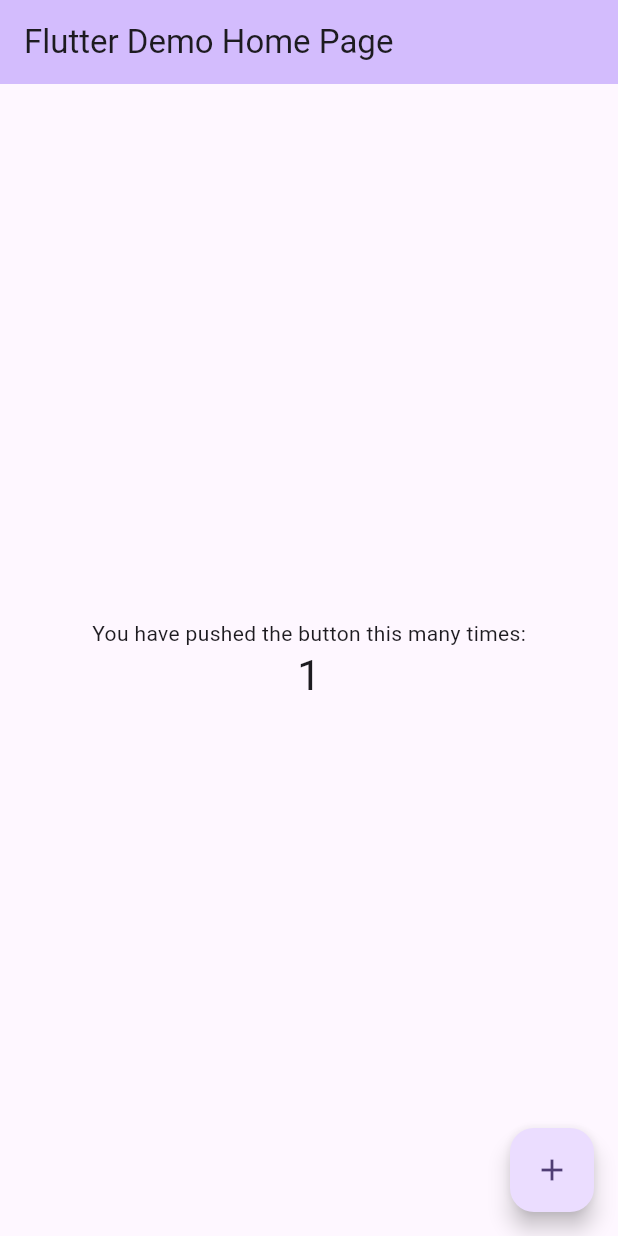
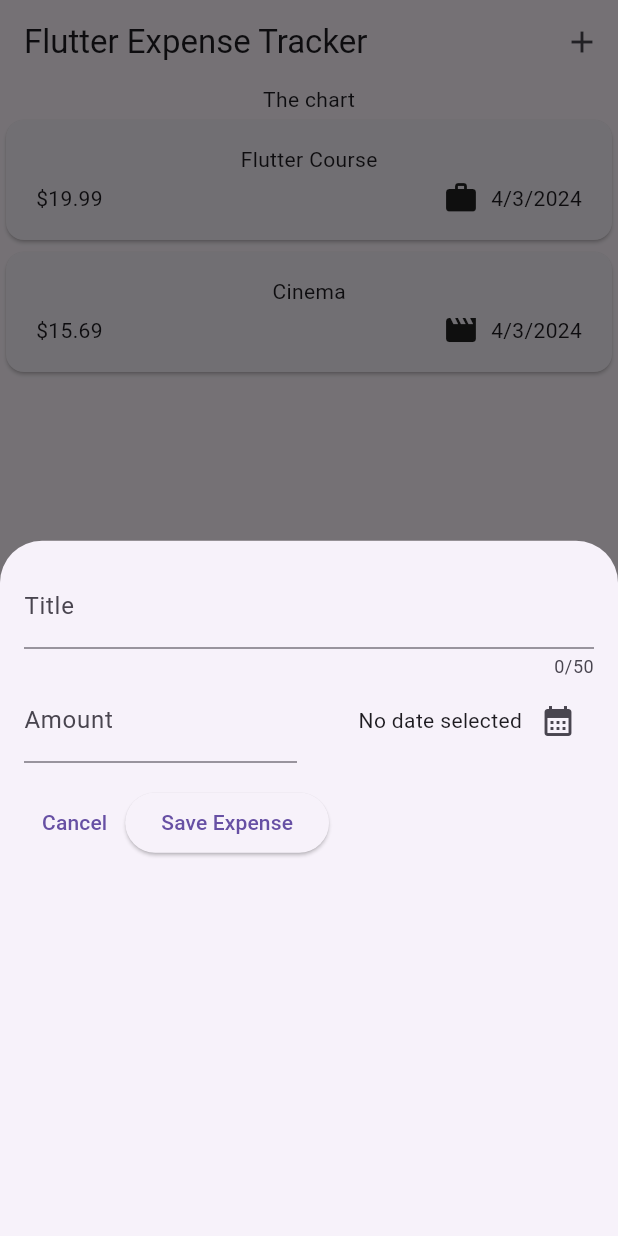
Before and after one commit to febwjy/expense_tracker, a Flutter app: the screen it shows after launch, after a tap on the "add" icon, on a phone screen of 412 x 824 dp. Run offline on Flutter 3.47's test engine with Material 3 defaults, Android fonts, the phone set to English and light mode, and no system bars.

Commit message:
Update progress bagian 5 part 114

```diff
--- a/lib/main.dart
+++ b/lib/main.dart
@@ -1,125 +1,10 @@
 import 'package:flutter/material.dart';
+import 'package:expense_tracker/widgets/expenses.dart';
 
 void main() {
-  runApp(const MyApp());
+  runApp(
+    const MaterialApp(
+      home: Expenses(),
+    ),
+  );
 }
-
-class MyApp extends StatelessWidget {
-  const MyApp({super.key});
-
-  // This widget is the root of your application.
-  @override
-  Widget build(BuildContext context) {
-    return MaterialApp(
-      title: 'Flutter Demo',
-      theme: ThemeData(
-        // This is the theme of your application.
-        //
-        // TRY THIS: Try running your application with "flutter run". You'll see
-        // the application has a purple toolbar. Then, without quitting the app,
-        // try changing the seedColor in the colorScheme below to Colors.green
-        // and then invoke "hot reload" (save your changes or press the "hot
-        // reload" button in a Flutter-supported IDE, or press "r" if you used
-        // the command line to start the app).
-        //
-        // Notice that the counter didn't reset back to zero; the application
-        // state is not lost during the reload. To reset the state, use hot
-        // restart instead.
-        //
-        // This works for code too, not just values: Most code changes can be
-        // tested with just a hot reload.
-        colorScheme: ColorScheme.fromSeed(seedColor: Colors.deepPurple),
-        useMaterial3: true,
-      ),
-      home: const MyHomePage(title: 'Flutter Demo Home Page'),
-    );
-  }
-}
-
-class MyHomePage extends StatefulWidget {
-  const MyHomePage({super.key, required this.title});
-
-  // This widget is the home page of your application. It is stateful, meaning
-  // that it has a State object (defined below) that contains fields that affect
-  // how it looks.
-
-  // This class is the configuration for the state. It holds the values (in this
-  // case the title) provided by the parent (in this case the App widget) and
-  // used by the build method of the State. Fields in a Widget subclass are
-  // always marked "final".
-
-  final String title;
-
-  @override
-  State<MyHomePage> createState() => _MyHomePageState();
-}
-
-class _MyHomePageState extends State<MyHomePage> {
-  int _counter = 0;
-
-  void _incrementCounter() {
-    setState(() {
-      // This call to setState tells the Flutter framework that something has
-      // changed in this State, which causes it to rerun the build method below
-      // so that the display can reflect the updated values. If we changed
-      // _counter without calling setState(), then the build method would not be
-      // called again, and so nothing would appear to happen.
-      _counter++;
-    });
-  }
-
-  @override
-  Widget build(BuildContext context) {
-    // This method is rerun every time setState is called, for instance as done
-    // by the _incrementCounter method above.
-    //
-    // The Flutter framework has been optimized to make rerunning build methods
-    // fast, so that you can just rebuild anything that needs updating rather
-    // than having to individually change instances of widgets.
-    return Scaffold(
-      appBar: AppBar(
-        // TRY THIS: Try changing the color here to a specific color (to
-        // Colors.amber, perhaps?) and trigger a hot reload to see the AppBar
-        // change color while the other colors stay the same.
-        backgroundColor: Theme.of(context).colorScheme.inversePrimary,
-        // Here we take the value from the MyHomePage object that was created by
-        // the App.build method, and use it to set our appbar title.
-        title: Text(widget.title),
-      ),
-      body: Center(
-        // Center is a layout widget. It takes a single child and positions it
-        // in the middle of the parent.
-        child: Column(
-          // Column is also a layout widget. It takes a list of children and
-          // arranges them vertically. By default, it sizes itself to fit its
-          // children horizontally, and tries to be as tall as its parent.
-          //
-          // Column has various properties to control how it sizes itself and
-          // how it positions its children. Here we use mainAxisAlignment to
-          // center the children vertically; the main axis here is the vertical
-          // axis because Columns are vertical (the cross axis would be
-          // horizontal).
-          //
-          // TRY THIS: Invoke "debug painting" (choose the "Toggle Debug Paint"
-          // action in the IDE, or press "p" in the console), to see the
-          // wireframe for each widget.
-          mainAxisAlignment: MainAxisAlignment.center,
-          children: <Widget>[
-            const Text(
-              'You have pushed the button this many times:',
-            ),
-            Text(
-              '$_counter',
-              style: Theme.of(context).textTheme.headlineMedium,
-            ),
-          ],
-        ),
-      ),
-      floatingActionButton: FloatingActionButton(
-        onPressed: _incrementCounter,
-        tooltip: 'Increment',
-        child: const Icon(Icons.add),
-      ), // This trailing comma makes auto-formatting nicer for build methods.
-    );
-  }
-}
--- /dev/null
+++ b/lib/models/expense.dart
@@ -0,0 +1,35 @@
+import 'package:flutter/material.dart';
+import 'package:uuid/uuid.dart';
+import 'package:intl/intl.dart';
+
+final formatter = DateFormat.yMd();
+
+const uuid = Uuid();
+
+enum Category { food, travel, leisure, work }
+
+const categoryIcons = {
+  Category.food: Icons.lunch_dining,
+  Category.travel: Icons.flight_takeoff,
+  Category.leisure: Icons.movie,
+  Category.work: Icons.work
+};
+
+class Expense {
+  Expense(
+      {required this.title,
+      required this.amount,
+      required this.date,
+      required this.category})
+      : id = uuid.v4();
+
+  final String id;
+  final String title;
+  final double amount;
+  final DateTime date;
+  final Category category;
+
+  String get formattedDate {
+    return formatter.format(date);
+  }
+}
--- /dev/null
+++ b/lib/widgets/expenses.dart
@@ -0,0 +1,60 @@
+import 'package:expense_tracker/widgets/expenses_list/expenses_list.dart';
+import 'package:expense_tracker/models/expense.dart';
+import 'package:expense_tracker/widgets/new_expense.dart';
+import 'package:flutter/material.dart';
+
+class Expenses extends StatefulWidget {
+  const Expenses({super.key});
+
+  @override
+  State<Expenses> createState() {
+    return _ExpensesState();
+  }
+}
+
+class _ExpensesState extends State<Expenses> {
+  final List<Expense> _registeredExpenses = [
+    Expense(
+      title: 'Flutter Course',
+      amount: 19.99,
+      date: DateTime.now(),
+      category: Category.work,
+    ),
+    Expense(
+      title: 'Cinema',
+      amount: 15.69,
+      date: DateTime.now(),
+      category: Category.leisure,
+    ),
+  ];
+
+  void _openAddExpenseOverlay() {
+    showModalBottomSheet(
+      context: context,
+      builder: (ctx) => const NewExpense(),
+    );
+  }
+
+  @override
+  Widget build(BuildContext context) {
+    return Scaffold(
+      appBar: AppBar(
+        title: const Text('Flutter Expense Tracker'),
+        actions: [
+          IconButton(
+            onPressed: _openAddExpenseOverlay,
+            icon: const Icon(Icons.add),
+          )
+        ],
+      ),
+      body: Column(
+        children: [
+          const Text('The chart'),
+          Expanded(
+            child: ExpensesList(expenses: _registeredExpenses),
+          ),
+        ],
+      ),
+    );
+  }
+}
--- /dev/null
+++ b/lib/widgets/expenses_list/expense_item.dart
@@ -0,0 +1,39 @@
+import 'package:flutter/material.dart';
+import 'package:expense_tracker/models/expense.dart';
+
+class ExpenseItem extends StatelessWidget {
+  const ExpenseItem(this.expense, {super.key});
+
+  final Expense expense;
+
+  @override
+  Widget build(BuildContext context) {
+    return Card(
+      child: Padding(
+        padding: const EdgeInsets.symmetric(
+          horizontal: 20,
+          vertical: 16,
+        ),
+        child: Column(
+          children: [
+            Text(expense.title),
+            const SizedBox(height: 4),
+            Row(
+              children: [
+                Text('\$${expense.amount.toStringAsFixed(2)}'),
+                const Spacer(),
+                Row(
+                  children: [
+                    Icon(categoryIcons[expense.category]),
+                    const SizedBox(width: 8),
+                    Text(expense.formattedDate),
+                  ],
+                ),
+              ],
+            ),
+          ],
+        ),
+      ),
+    );
+  }
+}
--- /dev/null
+++ b/lib/widgets/expenses_list/expenses_list.dart
@@ -0,0 +1,17 @@
+import 'package:expense_tracker/models/expense.dart';
+import 'package:expense_tracker/widgets/expenses_list/expense_item.dart';
+import 'package:flutter/widgets.dart';
+
+class ExpensesList extends StatelessWidget {
+  const ExpensesList({super.key, required this.expenses});
+
+  final List<Expense> expenses;
+
+  @override
+  Widget build(BuildContext context) {
+    return ListView.builder(
+      itemCount: expenses.length,
+      itemBuilder: (ctx, index) => ExpenseItem(expenses[index]),
+    );
+  }
+}
--- /dev/null
+++ b/lib/widgets/new_expense.dart
@@ -0,0 +1,104 @@
+import 'package:flutter/material.dart';
+import 'package:expense_tracker/models/expense.dart';
+
+class NewExpense extends StatefulWidget {
+  const NewExpense({super.key});
+
+  @override
+  State<NewExpense> createState() {
+    return _NewExpenseState();
+  }
+}
+
+class _NewExpenseState extends State<NewExpense> {
+  final _titleController = TextEditingController();
+  final _amountController = TextEditingController();
+  DateTime? _selectedDate;
+
+  void _presentDatePicker() async {
+    final now = DateTime.now();
+    final firstDate = DateTime(now.year - 1, now.month, now.day);
+    final pickDate = await showDatePicker(
+      context: context,
+      initialDate: now,
+      firstDate: firstDate,
+      lastDate: now,
+    );
+    setState(() {
+      _selectedDate = pickDate;
+    });
+  }
+
+  @override
+  void dispose() {
+    _titleController.dispose();
+    _amountController.dispose();
+    super.dispose();
+  }
+
+  @override
+  Widget build(BuildContext context) {
+    return Padding(
+      padding: const EdgeInsets.all(16),
+      child: Column(
+        children: [
+          TextField(
+            controller: _titleController,
+            maxLength: 50,
+            decoration: const InputDecoration(
+              label: Text('Title'),
+            ),
+          ),
+          Row(
+            children: [
+              Expanded(
+                child: TextField(
+                  controller: _amountController,
+                  keyboardType: TextInputType.number,
+                  decoration: const InputDecoration(
+                    prefixText: '\$',
+                    label: Text('Amount'),
+                  ),
+                ),
+              ),
+              const SizedBox(width: 16),
+              Expanded(
+                child: Row(
+                  mainAxisAlignment: MainAxisAlignment.end,
+                  crossAxisAlignment: CrossAxisAlignment.center,
+                  children: [
+                    Text(_selectedDate == null ? 'No date selected' : formatter.format(_selectedDate!)),
+                    IconButton(
+                      onPressed: _presentDatePicker,
+                      icon: const Icon(
+                        Icons.calendar_month,
+                      ),
+                    ),
+                  ],
+                ),
+              ),
+            ],
+          ),
+          const SizedBox(height: 16),
+          Row(
+            children: [
+              TextButton(
+                onPressed: () {
+                  Navigator.pop(context);
+                },
+                child: const Text('Cancel'),
+              ),
+              ElevatedButton(
+                onPressed: () {
+                  print(_titleController.text);
+                  print(_amountController.text);
+                },
+                child: const Text('Save Expense'),
+              )
+            ],
+          ),
+        ],
+      ),
+    );
+  }
+}
--- a/pubspec.yaml
+++ b/pubspec.yaml
@@ -35,6 +35,8 @@ dependencies:
   # The following adds the Cupertino Icons font to your application.
   # Use with the CupertinoIcons class for iOS style icons.
   cupertino_icons: ^1.0.6
+  uuid: ^4.3.3
+  intl: ^0.19.0
 
 dev_dependencies:
   flutter_test:
```
Also changed, not shown: pubspec.lock, 1 other file.
